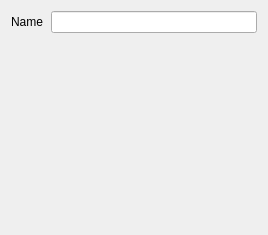
houmain/gpupad, file src/session/properties/AccelerationStructureProperties.ui: the form before one commit.
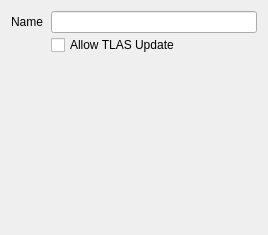
The form after the commit.

Commit message: Rebuild changed DXR instance data and allow eligible TLAS updates

Diff of the .ui file:
```diff
--- a/src/session/properties/AccelerationStructureProperties.ui
+++ b/src/session/properties/AccelerationStructureProperties.ui
@@ -44,6 +44,16 @@
      <item row="0" column="1">
       <widget class="QLineEdit" name="name"/>
      </item>
+     <item row="1" column="1">
+      <widget class="QCheckBox" name="allowTlasUpdate">
+       <property name="text">
+        <string>Allow TLAS Update</string>
+       </property>
+       <property name="toolTip">
+        <string>Direct3D: allow compatible instance changes to update the TLAS. Disabled uses rebuilds.</string>
+       </property>
+      </widget>
+     </item>
     </layout>
    </item>
   </layout>
```
The commit also changes 8 other files.
